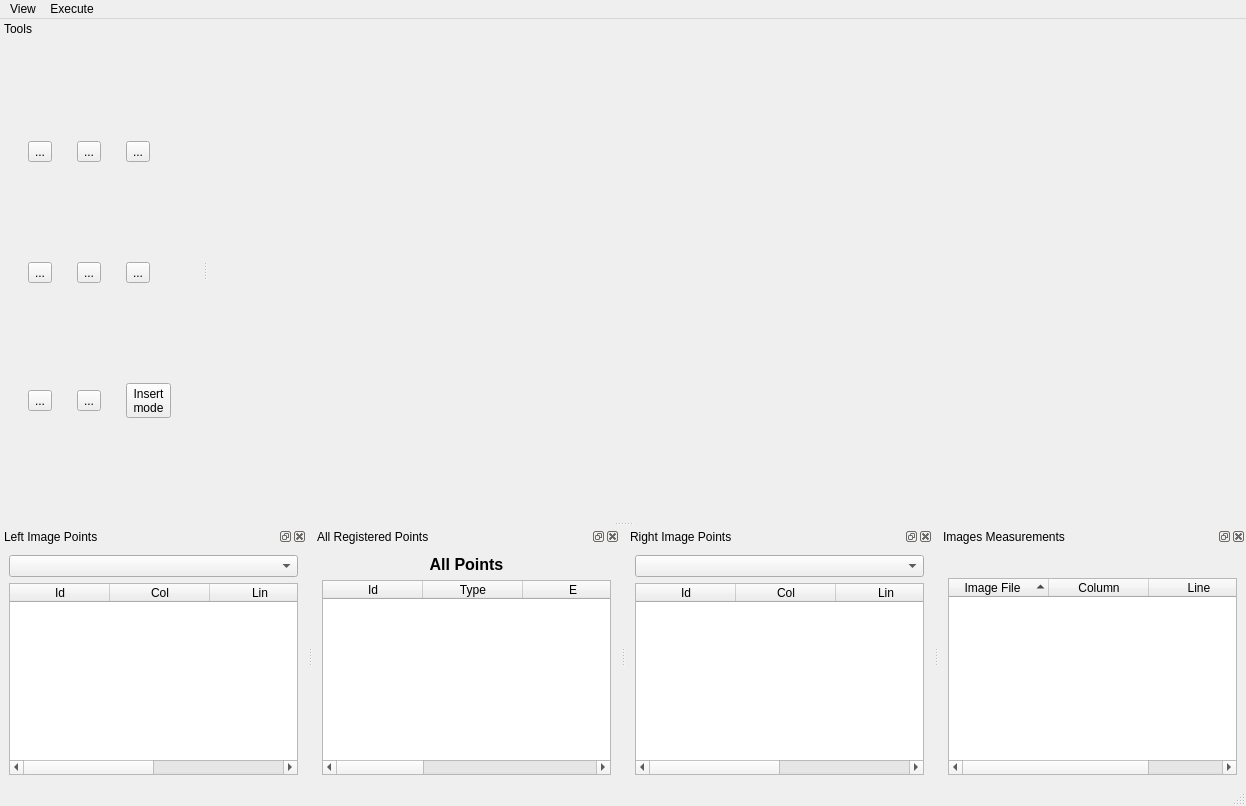
e-foto/e-foto, file qt/interface/FotoTriForm.ui: the form before one commit.
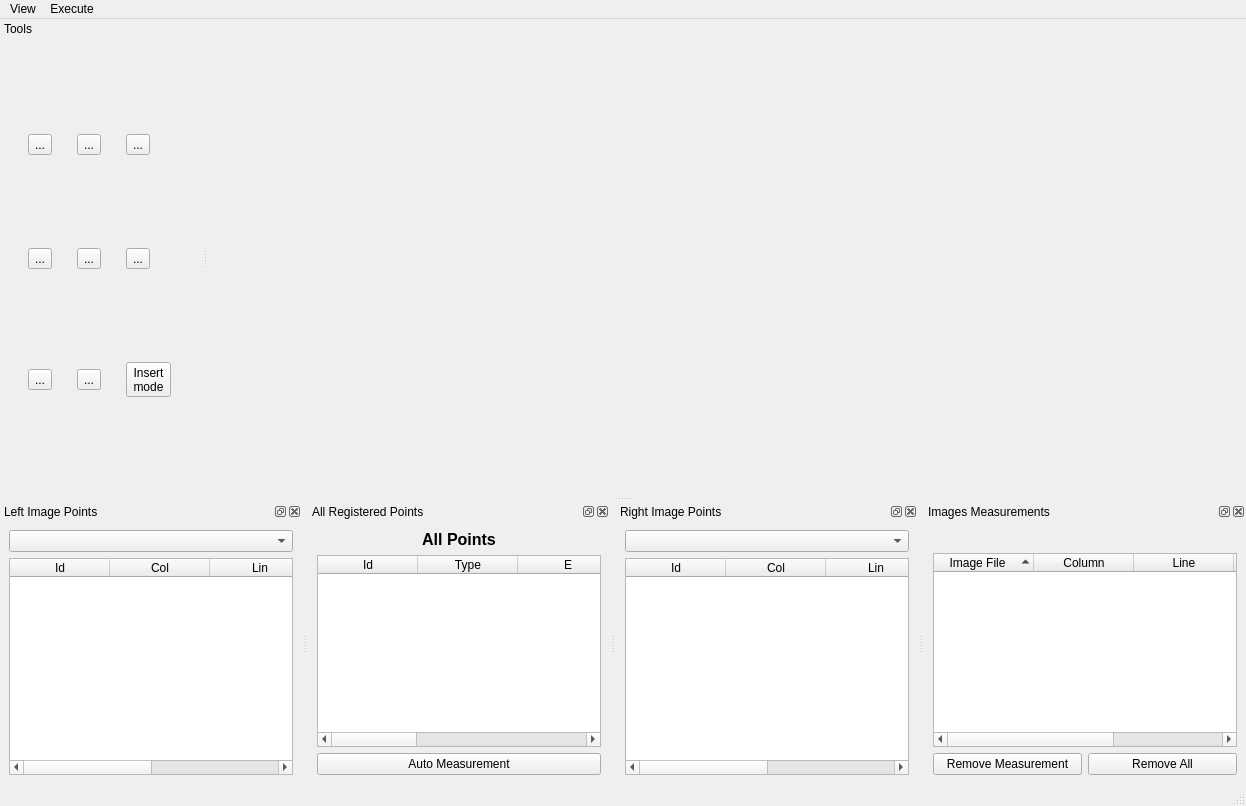
The form after the commit. Icons and pictures are not drawn. Custom widgets are drawn as their Qt base class.

Commit message: The release candidate version available for testing. These include removal of measurements during phototriangulation, export shapefiles in stereoplotter and minor bug fixes.

Diff of the .ui file:
```diff
--- a/qt/interface/FotoTriForm.ui
+++ b/qt/interface/FotoTriForm.ui
@@ -151,8 +151,8 @@
    </property>
    <property name="minimumSize">
     <size>
-     <width>103</width>
-     <height>152</height>
+     <width>259</width>
+     <height>187</height>
     </size>
    </property>
    <property name="features">
@@ -236,6 +236,13 @@
        </column>
       </widget>
      </item>
+     <item>
+      <widget class="QPushButton" name="autoMeasurementButton">
+       <property name="text">
+        <string>Auto Measurement</string>
+       </property>
+      </widget>
+     </item>
     </layout>
    </widget>
   </widget>
@@ -567,8 +574,8 @@
    </property>
    <property name="minimumSize">
     <size>
-     <width>102</width>
-     <height>150</height>
+     <width>292</width>
+     <height>218</height>
     </size>
    </property>
    <property name="windowTitle">
@@ -667,7 +674,7 @@
         <bool>true</bool>
        </property>
        <property name="columnCount">
-        <number>4</number>
+        <number>5</number>
        </property>
        <attribute name="headerShowSortIndicator" stdset="0">
         <bool>true</bool>
@@ -713,8 +720,31 @@
          <set>AlignHCenter|AlignVCenter|AlignCenter</set>
         </property>
        </column>
+       <column>
+        <property name="text">
+         <string>Point Key</string>
+        </property>
+       </column>
       </widget>
      </item>
+     <item>
+      <layout class="QHBoxLayout" name="horizontalLayout_2">
+       <item>
+        <widget class="QPushButton" name="removeButton">
+         <property name="text">
+          <string>Remove Measurement</string>
+         </property>
+        </widget>
+       </item>
+       <item>
+        <widget class="QPushButton" name="removeAllButton">
+         <property name="text">
+          <string>Remove All</string>
+         </property>
+        </widget>
+       </item>
+      </layout>
+     </item>
     </layout>
    </widget>
   </widget>
```
Left out of the diff: 8 changed lines with no effect on the pictures. The commit also changes 124 other files.
